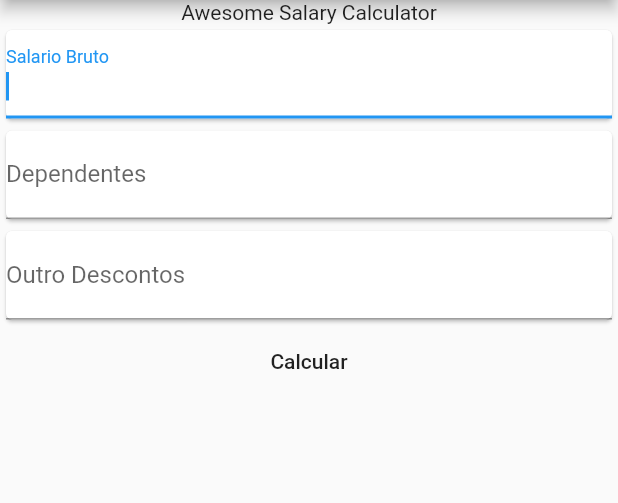
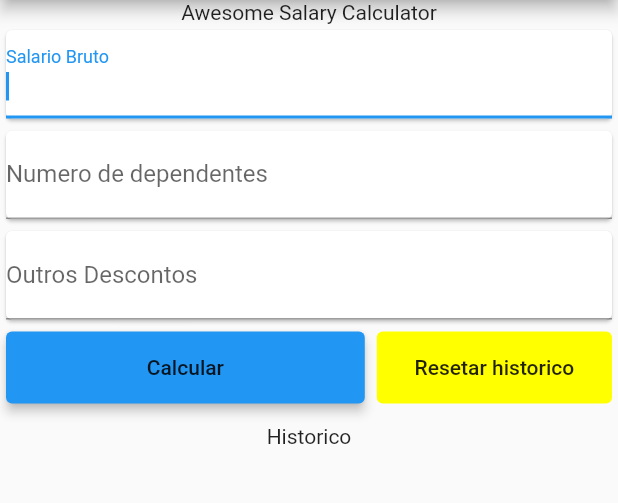
Before and after one commit to y-melo/igti-desafio1, a Flutter app: the screen it shows after launch, after a tap on "Calcular", on a phone screen of 412 x 824 dp, the part 84-587 px from its top. Run offline on Flutter 3.47's test engine with Material 2 defaults, Android fonts, the phone set to English and light mode, and no system bars.

Commit message:
add history

```diff
--- a/lib/screens/home.dart
+++ b/lib/screens/home.dart
@@ -4,6 +4,8 @@ class Home extends StatefulWidget {
   @override
   _HomeState createState() => _HomeState();
 }
+
+List _historyList = [];
 
 class _HomeState extends State<Home> {
   var _salarioBruto = TextEditingController();
@@ -17,7 +19,8 @@ class _HomeState extends State<Home> {
         backgroundColor: Colors.deepPurple,
         title: Text('Calculadora de salario'),
       ),
-      body: Column(
+      body: SingleChildScrollView(
+        child: Column(
           children: [
             Container(
               child: Text('Awesome Salary Calculator'),
@@ -28,7 +31,8 @@ class _HomeState extends State<Home> {
                 onSubmitted: (_) => FocusScope.of(context).nextFocus(),
                 textInputAction: TextInputAction.next,
                 controller: _salarioBruto,
-              keyboardType: TextInputType.number,
+                keyboardType: TextInputType.numberWithOptions(
+                    decimal: true), // Required for IOS to see decimals,
                 decoration: InputDecoration(labelText: 'Salario Bruto'),
               ),
             ),
@@ -37,25 +41,68 @@ class _HomeState extends State<Home> {
                 controller: _dependentes,
                 onSubmitted: (_) => FocusScope.of(context).nextFocus(),
                 textInputAction: TextInputAction.next,
-              keyboardType: TextInputType.number,
-              decoration: InputDecoration(labelText: 'Dependentes'),
+                keyboardType: TextInputType.numberWithOptions(
+                    decimal: true), // Required for IOS to see decimals,
+                decoration: InputDecoration(labelText: 'Numero de dependentes'),
               ),
             ),
             Card(
               child: TextField(
                 controller: _descontos,
                 textInputAction: TextInputAction.done,
-              onSubmitted: (_) =>
-                  FocusScope.of(context).unfocus(), // submit and hide keyboard
-              keyboardType: TextInputType.number,
-              decoration: InputDecoration(labelText: 'Outro Descontos'),
+                onSubmitted: (_) => FocusScope.of(context)
+                    .unfocus(), // submit and hide keyboard
+                keyboardType: TextInputType.numberWithOptions(
+                    decimal: true), // Required for IOS to see decimals,
+                decoration: InputDecoration(labelText: 'Outros Descontos'),
               ),
             ),
-          FlatButton(
+            Row(
+              mainAxisAlignment: MainAxisAlignment.spaceBetween,
+              mainAxisSize: MainAxisSize.max,
+              children: [
+                Expanded(
+                  flex: 3,
+                  child: Card(
+                    color: Colors.blue,
+                    elevation: 3,
+                    child: FlatButton(
                       onPressed: calc_taxes,
                       child: Text("Calcular"),
-          )
+                    ),
+                  ),
+                ),
+                Expanded(
+                  flex: 2,
+                  child: Card(
+                    color: Colors.yellowAccent,
+                    elevation: 0,
+                    child: FlatButton(
+                      onPressed: reset_history,
+                      child: Text("Resetar historico"),
+                    ),
+                  ),
+                ),
               ],
+            ),
+            Container(
+                padding: EdgeInsets.symmetric(vertical: 10),
+                child: Text("Historico")),
+            Container(
+              height: MediaQuery.of(context).size.height,
+              child: ListView.builder(
+                itemCount: _historyList.length,
+                itemBuilder: (context, index) {
+                  return Card(
+                    shadowColor: Colors.deepPurpleAccent,
+                    elevation: 2,
+                    child: Text('${_historyList[index]}'),
+                  );
+                },
+              ),
+            ),
+          ],
+        ),
       ),
     );
   }
@@ -130,8 +177,13 @@ class _HomeState extends State<Home> {
     // Calculo Salario Liquido
     _salarioLiquido =
         _salarioBrutodb - _descontoINSS - _descontoIRPF - _descontosdb;
+    debugPrint("Bruto: $_salarioBrutodb | Liquido: $_salarioLiquido");
 
-    debugPrint("Bruto: $_salarioBrutodb | Liquido: $_salarioLiquido");
+    if (_historyList.length >= 3) {
+      _historyList.removeAt(0);
+    }
+    _historyList.add(
+        "Bruto: R\$${_salarioBrutodb.toStringAsFixed(2)} | Liquido: R\$${_salarioLiquido.toStringAsFixed(2)} | INSS: ${_descontoINSS.toStringAsFixed(2)} |IRPF: ${_descontoIRPF.toStringAsFixed(2)}");
     _showMyDialog(_salarioLiquido.toStringAsFixed(2),
         _descontoINSS.toStringAsFixed(2), _descontoIRPF.toStringAsFixed(2));
   }
@@ -168,4 +220,10 @@ class _HomeState extends State<Home> {
       },
     );
   }
+
+  void reset_history() {
+    setState(() {
+      _historyList = [];
+    });
   }
+}
```
Lines whose indentation alone changed are shown as unchanged.
